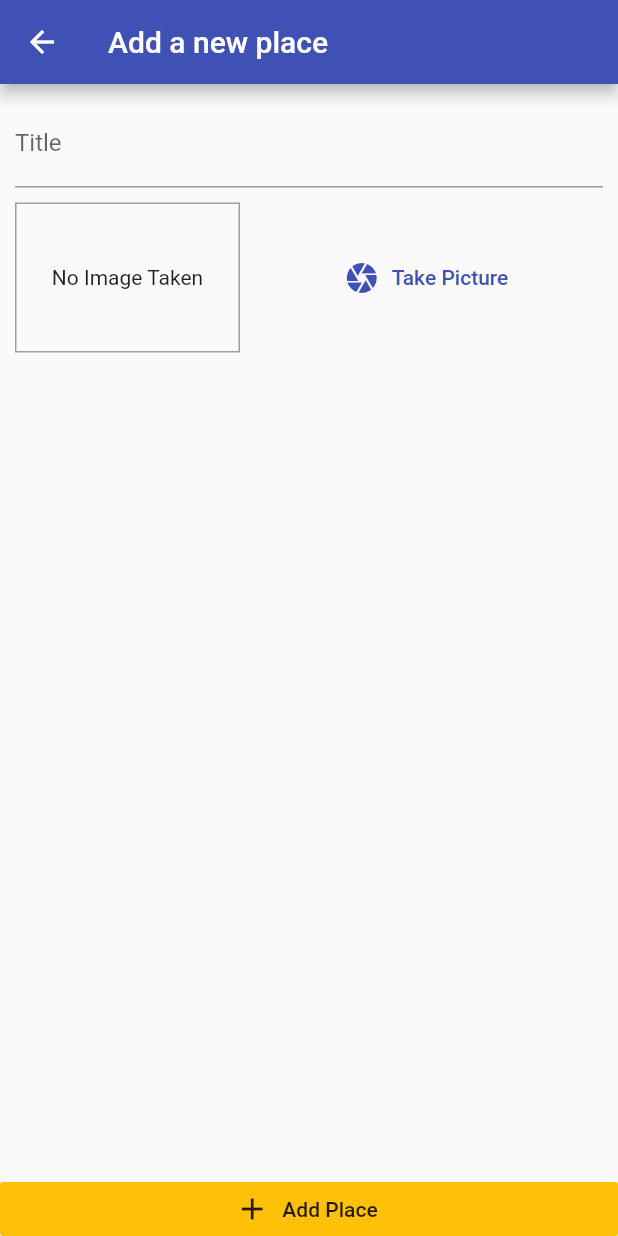
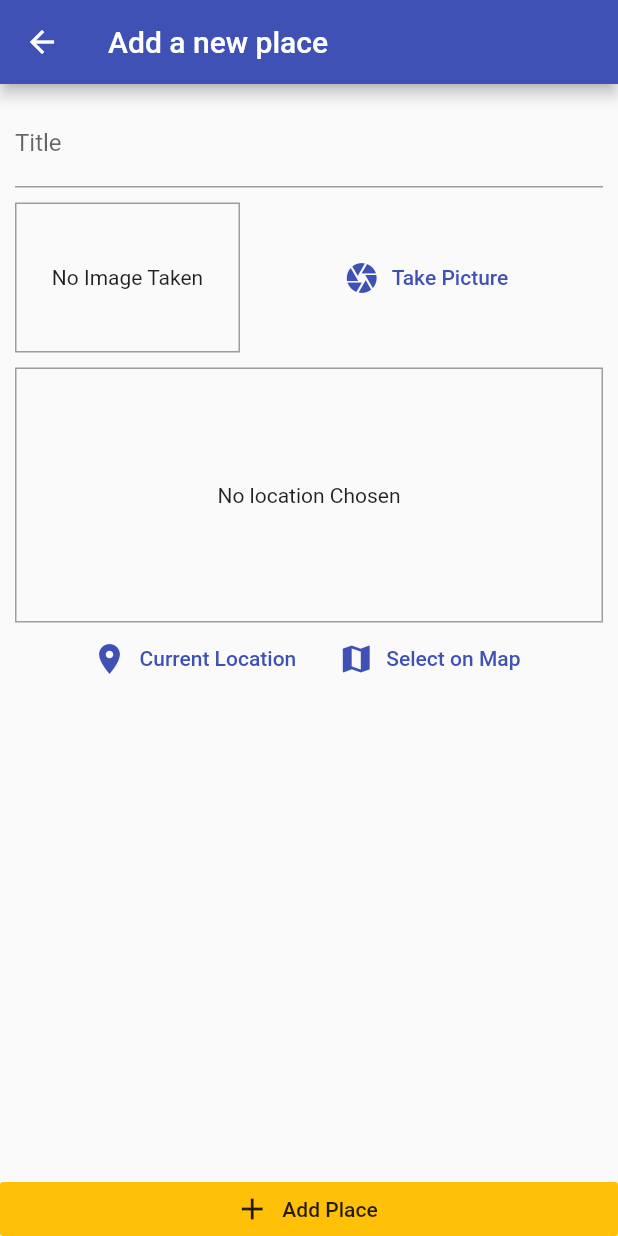
Before and after one commit to evillalba1/udemy_flutter_great_places_app, a Flutter app: the screen it shows after launch, after a tap on the "add" icon, on a phone screen of 412 x 824 dp. Run offline on Flutter 3.47's test engine with Material 2 defaults, Android fonts, the phone set to English and light mode, and no system bars; our stand-ins replace image_picker, location, sqflite; accounts and stored records are empty.

Commit message:
13: sqlite, location current location, snapshot location

```diff
--- /dev/null
+++ b/great_places_app/lib/helpers/db_helper.dart
@@ -0,0 +1,24 @@
+import 'package:sqflite/sqflite.dart' as sql;
+import 'package:path/path.dart' as path;
+import 'package:sqflite/sqflite.dart';
+
+class DBHelper {
+  static Future<Database> database() async {
+    final dbPath = await sql.getDatabasesPath();
+    return await sql.openDatabase(path.join(dbPath, 'places.db'),
+        onCreate: (db, version) {
+      return db.execute(
+          'CREATE TABLE user_places(id TEXT PRIMARY KEY, title TEXT, image TEXT)');
+    }, version: 1);
+  }
+
+  static Future<void> insert(String table, Map<String, Object> data) async {
+    final db = await DBHelper.database();
+    db.insert(table, data, conflictAlgorithm: sql.ConflictAlgorithm.replace);
+  }
+
+  static Future<List<Map<String, dynamic>>> getData(String table) async {
+    final db = await DBHelper.database();
+    return db.query(table);
+  }
+}
--- /dev/null
+++ b/great_places_app/lib/helpers/location_helper.dart
@@ -0,0 +1,9 @@
+const GOOGLE_API_KEY = 'AIzaSyAZ7ZSor6YFg0HokBk48yvWn8qgjekw7Q8';
+
+class LocationHelper {
+  static String generateLocationPreviewImage(
+      {double latitude, double longitude}) {
+    return 'https://maps.googleapis.com/maps/api/staticmap?center=&$latitude,$longitude&zoom=16&size=600x300&maptype=roadmap&markers=color:red%7Clabel:A%7C$latitude,$longitude&key=$GOOGLE_API_KEY';
+    //return 'https://maps.googleapis.com/maps/api/staticmap?center=&$latitude,$longitude&zoom=16&size=600x300&maptype=roadmap&markers=color:red%7Clabel:A%7C$latitude,$longitude&key=$GOOGLE_API_KEY';
+  }
+}
--- a/great_places_app/lib/main.dart
+++ b/great_places_app/lib/main.dart
@@ -18,10 +18,10 @@ class MyApp extends StatelessWidget {
           accentColor: Colors.amber,
         ),
         home: PlacesListScreen(),
-        routes: {
-          AddPlaceScreen.routeName: (ctx) => AddPlaceScreen()
-        },
+        routes: {AddPlaceScreen.routeName: (ctx) => AddPlaceScreen()},
       ),
     );
   }
 }
+
+// AIzaSyDS3Df6xC_u79_jY6lbYOrg3DwaJ48w2FI
--- a/great_places_app/lib/provider/great_places.dart
+++ b/great_places_app/lib/provider/great_places.dart
@@ -1,6 +1,7 @@
 import 'dart:io';
 
 import 'package:flutter/foundation.dart';
+import 'package:great_places_app/helpers/db_helper.dart';
 import '../models/place.dart';
 
 class GreatPlacesProvider with ChangeNotifier {
@@ -22,5 +23,23 @@ class GreatPlacesProvider with ChangeNotifier {
     );
     _items.add(newPlace);
     notifyListeners();
+    DBHelper.insert('user_places', {
+      'id': newPlace.id,
+      'title': newPlace.title,
+      'image': newPlace.image.path
+    });
+  }
+
+  Future<void> fetchAndSetPlaces() async {
+    final dataList = await DBHelper.getData('user_places');
+    _items = dataList
+        .map((item) => Place(
+            id: item['id'],
+            title: item['title'],
+            image: File(item['image']),
+            location: null))
+        .toList();
+
+    notifyListeners();
   }
 }
--- a/great_places_app/lib/screens/add_place_screen.dart
+++ b/great_places_app/lib/screens/add_place_screen.dart
@@ -1,5 +1,6 @@
 import 'dart:io';
 import 'package:flutter/material.dart';
+import 'package:great_places_app/widgets/location_input.dart';
 import 'package:provider/provider.dart';
 import 'package:great_places_app/widgets/image_input.dart';
 import '../provider/great_places.dart';
@@ -29,7 +30,6 @@ class _AddPlaceScreenState extends State<AddPlaceScreen> {
     Navigator.of(context).pop();
   }
 
-
   @override
   Widget build(BuildContext context) {
     return Scaffold(
@@ -47,18 +47,17 @@ class _AddPlaceScreenState extends State<AddPlaceScreen> {
                 child: Column(
                   children: [
                     TextField(
-                        decoration: InputDecoration(
-                          labelText: 'Title'
-                        ),
+                      decoration: InputDecoration(labelText: 'Title'),
                       controller: _titleController,
                     ),
-                      SizedBox(height:10),
+                    SizedBox(height: 10),
                     ImageInput(_selectImage),
+                    SizedBox(height: 10),
+                    LocationInput(),
                   ],
                 ),
               ),
-              )
-            ),
+            )),
             RaisedButton.icon(
               icon: Icon(Icons.add),
               label: Text('Add Place'),
--- a/great_places_app/lib/screens/places_list_screen.dart
+++ b/great_places_app/lib/screens/places_list_screen.dart
@@ -2,6 +2,7 @@ import 'package:flutter/material.dart';
 import 'package:provider/provider.dart';
 import '../provider/great_places.dart';
 
+import '../provider/great_places.dart';
 import 'add_place_screen.dart';
 
 class PlacesListScreen extends StatelessWidget {
@@ -19,7 +20,15 @@ class PlacesListScreen extends StatelessWidget {
           )
         ],
       ),
-      body: Consumer<GreatPlacesProvider>(
+      body: FutureBuilder(
+        future: Provider.of<GreatPlacesProvider>(context, listen: false)
+            .fetchAndSetPlaces(),
+        builder: (ctx, snapshot) => snapshot.connectionState ==
+                ConnectionState.waiting
+            ? Center(
+                child: CircularProgressIndicator(),
+              )
+            : Consumer<GreatPlacesProvider>(
                 child: Center(
                   child: const Text('Got no places yet, start adding some!'),
                 ),
@@ -40,6 +49,7 @@ class PlacesListScreen extends StatelessWidget {
                         ),
                       ),
               ),
+      ),
     );
   }
 }
--- a/great_places_app/lib/widgets/image_input.dart
+++ b/great_places_app/lib/widgets/image_input.dart
@@ -20,7 +20,8 @@ class _ImageInputState extends State<ImageInput> {
   Future _takePicture() async {
     final picker = ImagePicker();
     final imageFile = await picker.getImage(
-      source: ImageSource.camera,
+      //source: ImageSource.camera,
+      source: ImageSource.gallery,
       maxWidth: 600,
     );
     if (imageFile == null) {
@@ -31,8 +32,7 @@ class _ImageInputState extends State<ImageInput> {
     });
     final appDir = await syspaths.getApplicationDocumentsDirectory();
     final fileName = path.basename(_storedImage.path);
-    final savedImage =
-        await _storedImage.copy('${appDir.path}/$fileName');
+    final savedImage = await _storedImage.copy('${appDir.path}/$fileName');
     widget.onSelectImage(savedImage);
   }
 
--- /dev/null
+++ b/great_places_app/lib/widgets/location_input.dart
@@ -0,0 +1,89 @@
+import 'package:flutter/material.dart';
+import 'package:great_places_app/helpers/location_helper.dart';
+import 'package:location/location.dart';
+
+class LocationInput extends StatefulWidget {
+  @override
+  _LocationInputState createState() => _LocationInputState();
+}
+
+class _LocationInputState extends State<LocationInput> {
+  String _previewImageUrl;
+  Future<void> _getCurrentLocation() async {
+    Location location = new Location();
+
+    bool _serviceEnabled;
+    PermissionStatus _permissionGranted;
+    LocationData _locationData;
+
+    _serviceEnabled = await location.serviceEnabled();
+    if (!_serviceEnabled) {
+      _serviceEnabled = await location.requestService();
+      if (!_serviceEnabled) {
+        return;
+      }
+    }
+
+    _permissionGranted = await location.hasPermission();
+    if (_permissionGranted == PermissionStatus.denied) {
+      _permissionGranted = await location.requestPermission();
+      if (_permissionGranted != PermissionStatus.granted) {
+        return;
+      }
+    }
+
+    _locationData = await location.getLocation();
+    print(_locationData);
+    print(_locationData.latitude);
+    print(_locationData.longitude);
+    final staticMapImageUrl = LocationHelper.generateLocationPreviewImage(
+        latitude: _locationData.latitude, longitude: _locationData.longitude);
+    print(staticMapImageUrl);
+
+    setState(() {
+      _previewImageUrl = staticMapImageUrl;
+    });
+  }
+
+  @override
+  Widget build(BuildContext context) {
+    return Column(
+      children: [
+        Container(
+          height: 170,
+          width: double.infinity,
+          alignment: Alignment.center,
+          decoration:
+              BoxDecoration(border: Border.all(width: 1, color: Colors.grey)),
+          child: _previewImageUrl == null
+              ? Text(
+                  'No location Chosen',
+                  textAlign: TextAlign.center,
+                )
+              : Image.network(
+                  _previewImageUrl,
+                  fit: BoxFit.cover,
+                  width: double.infinity,
+                ),
+        ),
+        Row(
+          mainAxisAlignment: MainAxisAlignment.center,
+          children: [
+            FlatButton.icon(
+              icon: Icon(Icons.location_on),
+              label: Text('Current Location'),
+              textColor: Theme.of(context).primaryColor,
+              onPressed: _getCurrentLocation,
+            ),
+            FlatButton.icon(
+              icon: Icon(Icons.map),
+              label: Text('Select on Map'),
+              textColor: Theme.of(context).primaryColor,
+              onPressed: () {},
+            )
+          ],
+        )
+      ],
+    );
+  }
+}
--- a/great_places_app/pubspec.yaml
+++ b/great_places_app/pubspec.yaml
@@ -27,6 +27,8 @@ dependencies:
   image_picker: ^0.6.7+17
   path_provider: ^1.6.24
   path: ^1.7.0
+  sqflite: ^1.3.2+1
+  location: ^3.0.0
 
 
   # The following adds the Cupertino Icons font to your application.
```
Also changed, not shown: 1 other file. Lines whose indentation alone changed are shown as unchanged.
